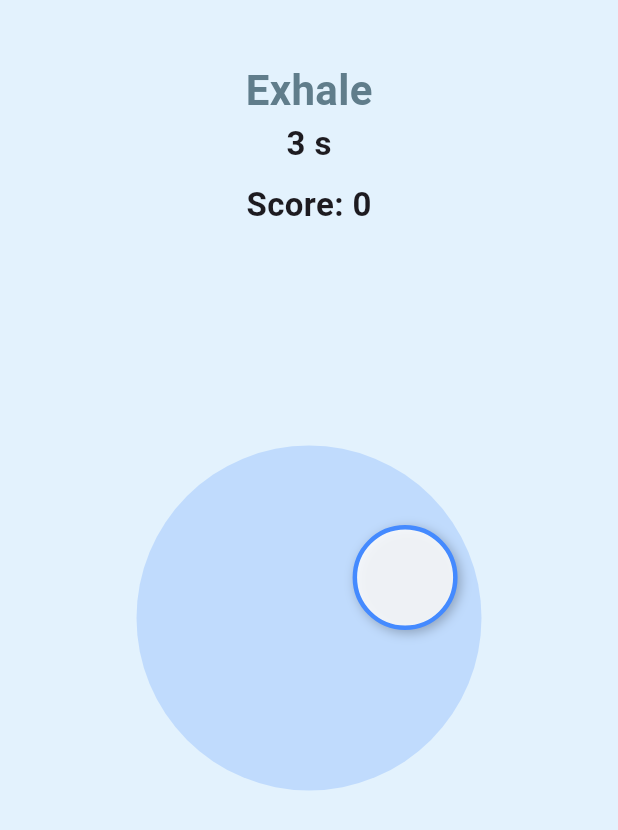
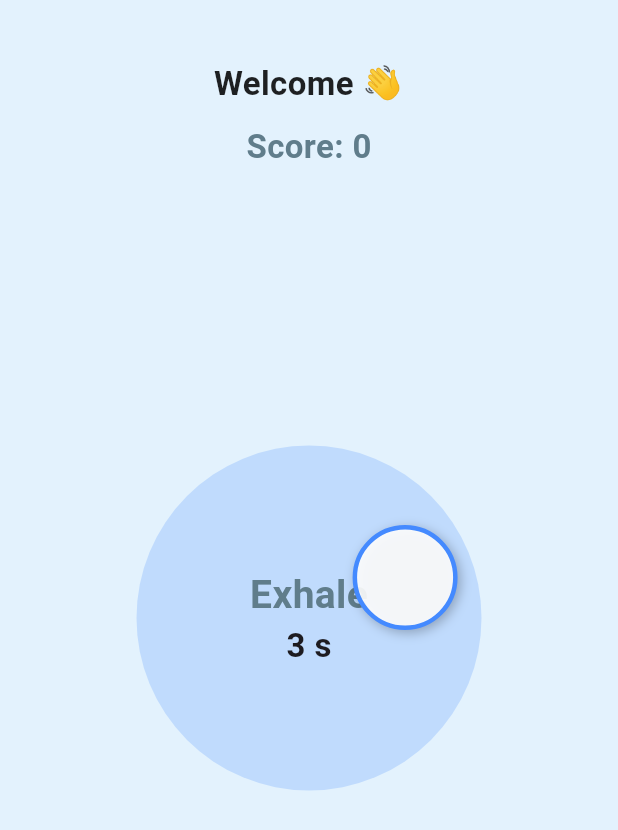
Before and after one commit to flare-fist/flutter-mind_relaxing_game, a Flutter app: the screen it shows after launch, on a phone screen of 412 x 824 dp. Shown: the top 830 px of the screen. Run offline on Flutter 3.47's test engine with Material 3 defaults, Android fonts, the phone set to English and light mode, and no system bars.

Commit message:
Final commit

```diff
--- a/lib/main.dart
+++ b/lib/main.dart
@@ -36,6 +36,18 @@ class _StressReliefPageState extends State<StressReliefPage>
   int exhale = 4;
   String phase = "Inhale";
   int currentTimer = 4;
+
+  // Quotes that appear when bubble is clicked
+  final List<String> quotes = [
+    "Stay Calm 🌿",
+    "You're Doing Great ✨",
+    "Breathe & Relax 💙",
+    "Focus on Peace 🌸",
+    "One Step at a Time 🌼",
+    "You Got This 🌟",
+    "Slow Down & Smile 🙂",
+  ];
+  String currentQuote = "Welcome 👋";
 
   // Bubble Y position stays constant
   double bubbleY = 350;
@@ -98,7 +110,6 @@ class _StressReliefPageState extends State<StressReliefPage>
       speed = 450;   // normal
     }
 
-    // Update animation controller with new speed
     _controller.duration = Duration(milliseconds: speed);
     _controller.repeat(reverse: true);
   }
@@ -106,6 +117,10 @@ class _StressReliefPageState extends State<StressReliefPage>
   void popBubble() {
     setState(() {
       score++;
+
+      // change quote every tap
+      currentQuote = quotes[Random().nextInt(quotes.length)];
+
       updateSpeed();
     });
   }
@@ -114,6 +129,7 @@ class _StressReliefPageState extends State<StressReliefPage>
     setState(() {
       score = 0;
       speed = 900;
+      currentQuote = "Stay Relaxed 🌿";
 
       _controller.duration = Duration(milliseconds: speed);
       _controller.repeat(reverse: true);
@@ -128,7 +144,7 @@ class _StressReliefPageState extends State<StressReliefPage>
         backgroundColor: Colors.blue.shade50,
         body: Stack(
           children: [
-            // ---------------- Always Visible Breathing Timer ----------------
+            // -------- POSITIVE QUOTE AT TOP --------
             Positioned(
               top: 40,
               left: 0,
@@ -136,18 +152,12 @@ class _StressReliefPageState extends State<StressReliefPage>
               child: Column(
                 children: [
                   Text(
-                    phase,
-                    style: const TextStyle(
-                      fontSize: 28,
-                      fontWeight: FontWeight.bold,
-                      color: Colors.blueGrey,
-                    ),
-                  ),
-                  Text(
-                    "$currentTimer s",
+                    currentQuote,
+                    textAlign: TextAlign.center,
                     style: const TextStyle(
                       fontSize: 22,
                       fontWeight: FontWeight.w600,
+                      color: Colors.black87,
                     ),
                   ),
                   const SizedBox(height: 10),
@@ -156,18 +166,20 @@ class _StressReliefPageState extends State<StressReliefPage>
                     style: const TextStyle(
                       fontSize: 22,
                       fontWeight: FontWeight.bold,
+                      color: Colors.blueGrey,
                     ),
                   ),
                 ],
               ),
             ),
 
-            // ---------------- Breathing Circle ----------------
+            // -------- BREATHING CIRCLE WITH PHASE INSIDE --------
             Center(
               child: AnimatedBuilder(
                 animation: _controller,
                 builder: (_, __) {
                   double size = 150 + (_controller.value * 120);
+
                   return Container(
                     width: size,
                     height: size,
@@ -175,12 +187,34 @@ class _StressReliefPageState extends State<StressReliefPage>
                       color: Colors.blueAccent.withOpacity(0.22),
                       shape: BoxShape.circle,
                     ),
+                    child: Center(
+                      child: Column(
+                        mainAxisAlignment: MainAxisAlignment.center,
+                        children: [
+                          Text(
+                            phase,
+                            style: const TextStyle(
+                              fontSize: 26,
+                              fontWeight: FontWeight.bold,
+                              color: Colors.blueGrey,
+                            ),
+                          ),
+                          Text(
+                            "$currentTimer s",
+                            style: const TextStyle(
+                              fontSize: 22,
+                              fontWeight: FontWeight.w600,
+                            ),
+                          ),
+                        ],
+                      ),
+                    ),
                   );
                 },
               ),
             ),
 
-            // ---------------- Single Moving Bubble (fixed path) ----------------
+            // -------- SINGLE MOVING BUBBLE (FIXED PATH) --------
             AnimatedBuilder(
               animation: moveAnimation,
               builder: (context, child) {
@@ -193,7 +227,7 @@ class _StressReliefPageState extends State<StressReliefPage>
                       width: 70,
                       height: 70,
                       decoration: BoxDecoration(
-                        color: Colors.white.withOpacity(0.85),
+                        color: Colors.white.withOpacity(0.9),
                         shape: BoxShape.circle,
                         border: Border.all(color: Colors.blueAccent, width: 3),
                         boxShadow: const [
```
Also changed, not shown: assets/screenshot.png (added).
